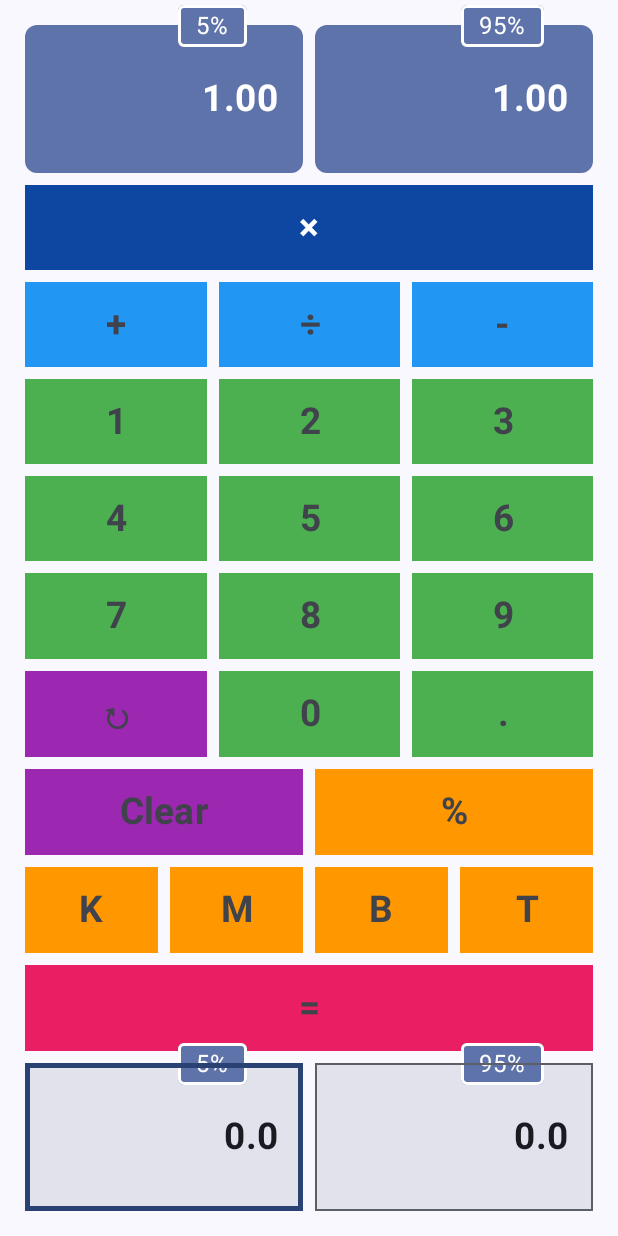
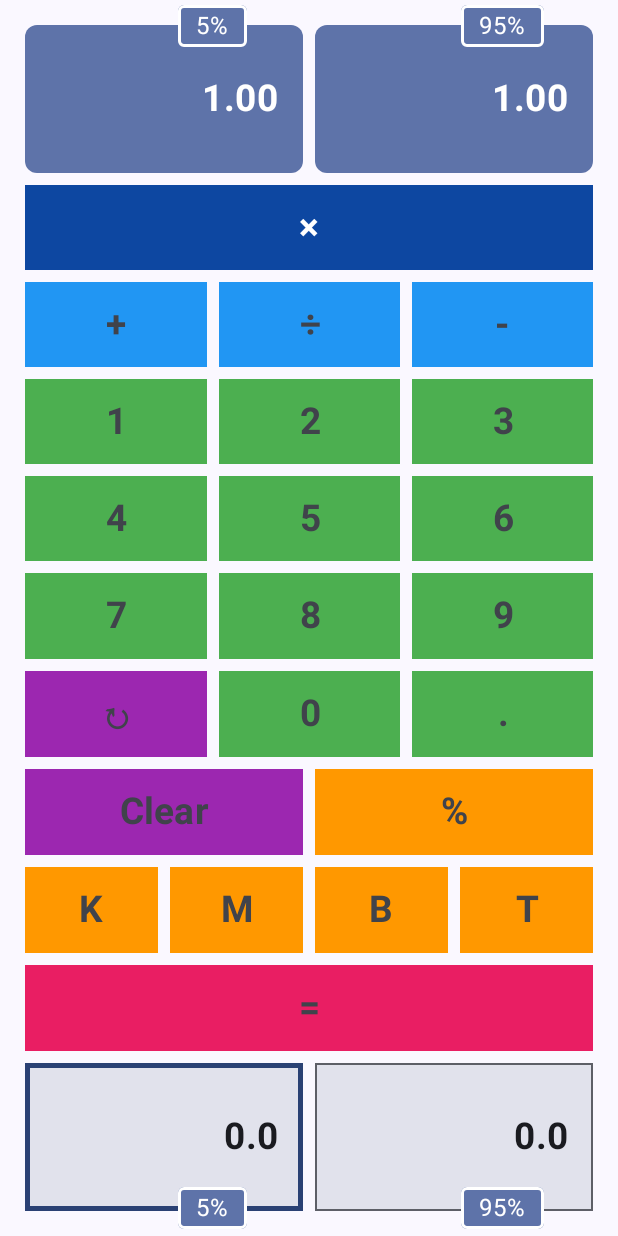
Before and after one commit to NunoSempere/distribution-calculator-android, an Android app built with Jetpack Compose: the screen it shows after launch (MainActivity), on a phone screen of 412 x 824 dp. Run offline under Robolectric (Android 15) with nearby library versions, the phone set to English and light mode, and no system bars.

Commit message:
tweak input labels

```diff
--- a/app/src/main/java/com/nunosempere/distributioncalculator/MainActivity.kt
+++ b/app/src/main/java/com/nunosempere/distributioncalculator/MainActivity.kt
@@ -634,15 +634,12 @@ fun Calculator(modifier: Modifier = Modifier) {
                         .pointerInput(Unit) {
                             detectHorizontalDragGestures(
                                 onDragEnd = {
-                                    // Reset processing flag when drag ends
                                     isSwipeProcessing = false
                                 },
                                 onDragCancel = {
-                                    // Reset processing flag when drag is canceled
                                     isSwipeProcessing = false
                                 },
                                 onHorizontalDrag = { _, dragAmount ->
-                                    // Only process significant drags and use a threshold
                                     if (abs(dragAmount) > 20) {
                                         when {
                                             dragAmount < 0 -> handleSwipe(SwipeDirection.LEFT)
@@ -655,9 +652,12 @@ fun Calculator(modifier: Modifier = Modifier) {
                     horizontalArrangement = Arrangement.spacedBy(baseSpacing)
                 ) {
                     Box(
+                        modifier = Modifier.weight(1f)
+                    ) {
+                        Box(
                             modifier = Modifier
                                 .height(height = inputBoxHeight)
-                            .weight(1f)
+                                .fillMaxWidth()
                                 .background(MaterialTheme.colorScheme.surfaceVariant, RectangleShape)
                                 .border(
                                     width = if (selected_input == 0) 3.dp else 1.dp,
@@ -665,17 +665,10 @@ fun Calculator(modifier: Modifier = Modifier) {
                                     shape = RectangleShape
                                 )
                                 .clickable { selected_input = 0; on_decimal_input = 0; on_decimal_level = -1 }
-                            .padding(all = basePadding),
+                                .padding(all = basePadding)
+                                .zIndex(1f),
                             contentAlignment = Alignment.CenterEnd
                         ) {
-                        Box(
-                            modifier = Modifier
-                                .align(Alignment.TopCenter)
-                                .offset(y = (-30).dp, x = (+32).dp)
-                                .zIndex(1f)
-                        ) {
-                            PercentileIndicator(text = "5%")
-                        }
                             Text(
                                 text = toPrettyString(input_field_low),
                                 fontSize = largeFontSize,
@@ -686,8 +679,20 @@ fun Calculator(modifier: Modifier = Modifier) {
                         }
                         Box(
                             modifier = Modifier
+                                .align(Alignment.BottomCenter)
+                                .offset(y = (+12).dp, x = (+32).dp)
+                                .zIndex(2f)
+                        ) {
+                            PercentileIndicator(text = "5%")
+                        }
+                    }
+                    Box(
+                        modifier = Modifier.weight(1f)
+                    ) {
+                        Box(
+                            modifier = Modifier
                                 .height(height = inputBoxHeight)
-                            .weight(1f)
+                                .fillMaxWidth()
                                 .background(MaterialTheme.colorScheme.surfaceVariant, RectangleShape)
                                 .border(
                                     width = if (selected_input == 1) 3.dp else 1.dp,
@@ -696,17 +701,9 @@ fun Calculator(modifier: Modifier = Modifier) {
                                 )
                                 .clickable { selected_input = 1; on_decimal_input = 0; on_decimal_level = -1 }
                                 .padding(all = basePadding)
-                            .zIndex(2f),
+                                .zIndex(1f),
                             contentAlignment = Alignment.CenterEnd
                         ) {
-                        Box(
-                            modifier = Modifier
-                                .align(Alignment.TopCenter)
-                                .offset(y = (-30).dp, x = (+32).dp)
-                                .zIndex(3f)
-                        ) {
-                            PercentileIndicator(text = "95%")
-                        }
                             Text(
                                 text = toPrettyString(input_field_high),
                                 fontSize = largeFontSize,
@@ -714,6 +711,15 @@ fun Calculator(modifier: Modifier = Modifier) {
                                 textAlign = TextAlign.End,
                                 maxLines = 1
                             )
+                        }
+                        Box(
+                            modifier = Modifier
+                                .align(Alignment.BottomCenter)
+                                .offset(y = (+12).dp, x = (+32).dp)
+                                .zIndex(2f)
+                        ) {
+                            PercentileIndicator(text = "95%")
+                        }
                     }
                 }
             }
```
Lines whose indentation alone changed are shown as unchanged.
